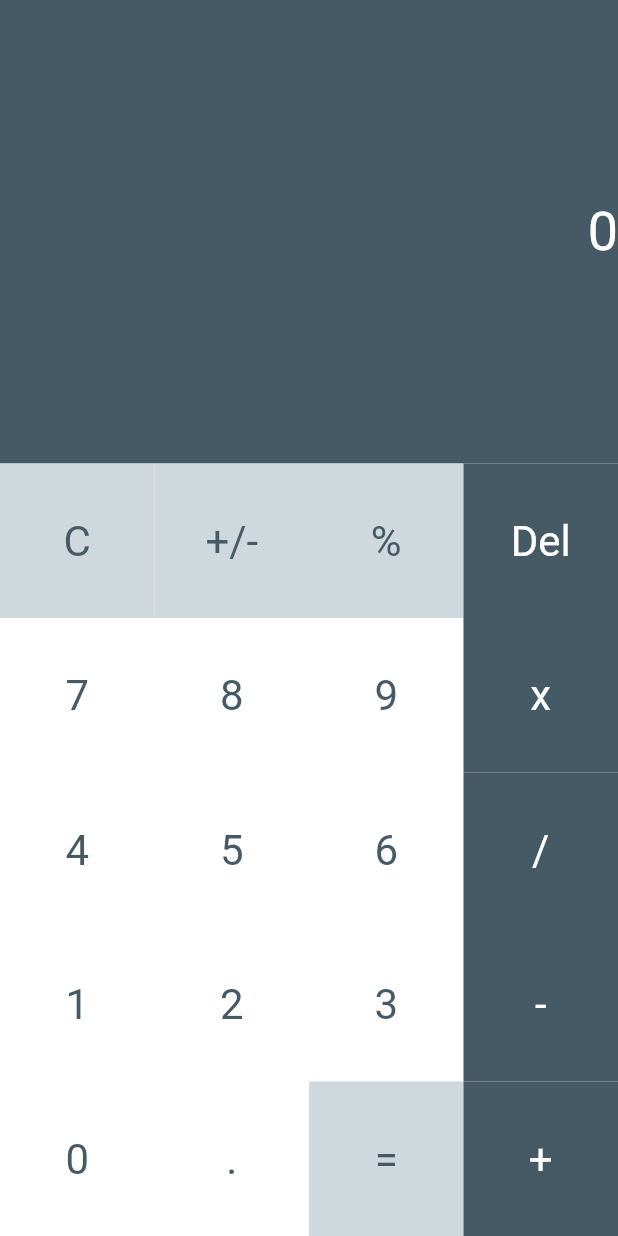
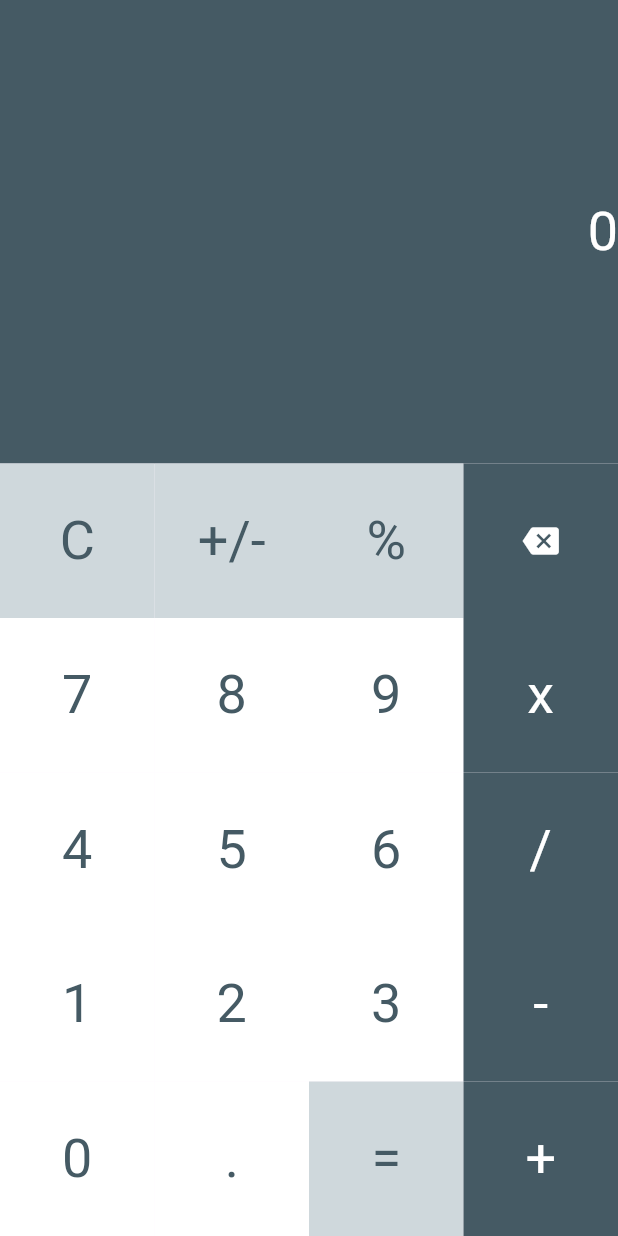
Before and after one commit to fahruazzuhd/flutter_simple_calculator, a Flutter app: the screen it shows after launch, on a phone screen of 412 x 824 dp. Run offline on Flutter 3.47's test engine with Material 3 defaults, Android fonts, the phone set to English and light mode, and no system bars.

Commit message:
add icon constructor

```diff
--- a/lib/my_home_page.dart
+++ b/lib/my_home_page.dart
@@ -42,10 +42,11 @@ class MyHomePage extends StatelessWidget {
                 foregroundColor: Theme.of(context).primaryColorDark,
                 text: '%',
               ),
-              CalculatorButton(
+              CalculatorButton.icon(
                 backgroundColor: Theme.of(context).primaryColorDark,
                 foregroundColor: Colors.white,
-                text: 'Del',
+                text: 'Backspace',
+                icon: Icons.backspace,
               ),
               CalculatorButton(
                 backgroundColor: Colors.white,
--- a/lib/widget/calculator_button.dart
+++ b/lib/widget/calculator_button.dart
@@ -4,27 +4,39 @@ class CalculatorButton extends StatelessWidget {
   final Color backgroundColor;
   final Color foregroundColor;
   final String text;
+  IconData? icon;
 
 
   CalculatorButton({
     required this.backgroundColor,
     required this.foregroundColor,
     required this.text,
- });
+  });
+
+  CalculatorButton.icon({
+    required this.backgroundColor,
+    required this.foregroundColor,
+    required this.text,
+    required this.icon
+  });
 
   @override
   Widget build(BuildContext context) {
     return Container(
       color: backgroundColor,
       child: Center(
-        child: Text(
+        child: icon == null
+        ? Text(
           text,
-          style: Theme.of(context)
-              .textTheme
-              .headlineMedium!
-              .copyWith(color: foregroundColor),
+          style: Theme.of(context).
+          textTheme.displaySmall!.
+          copyWith(color: foregroundColor),
+        )
+        : Icon(
+          icon,
+          color: foregroundColor,
         ),
-      ),
+      )
     );
   }
 }
```
